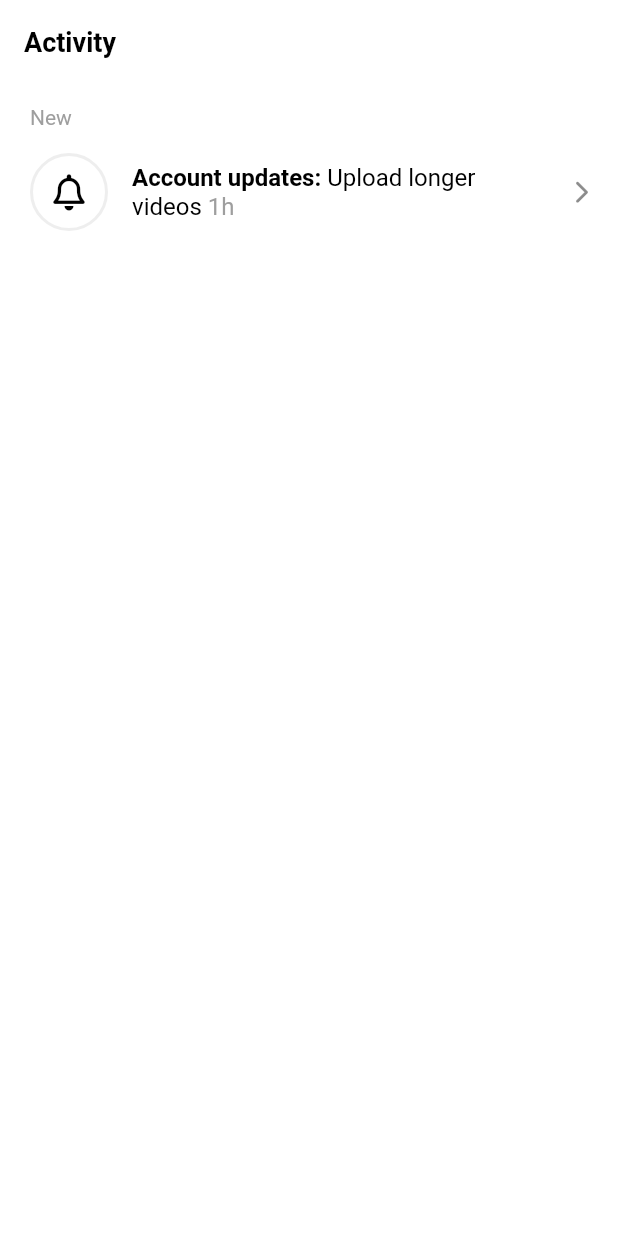
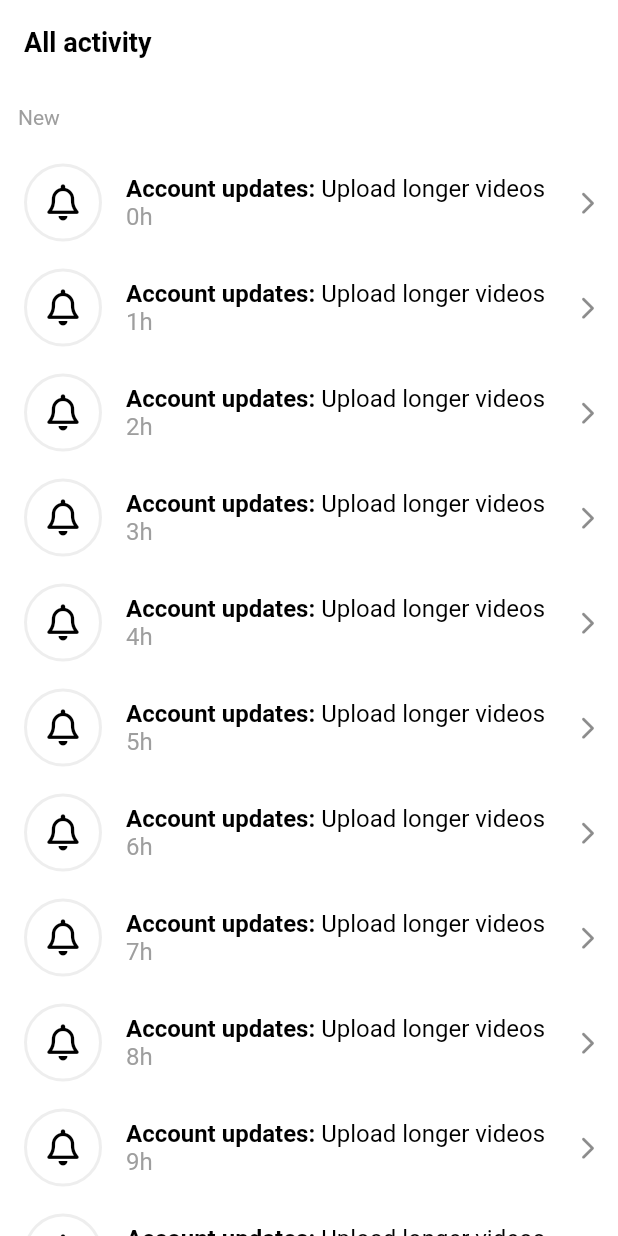
Before and after one commit to Rowdife/tiktok_clone, a Flutter app: the screen it shows after launch, on a phone screen of 412 x 824 dp. Run offline on Flutter 3.47's test engine with Material 3 defaults, Android fonts, the phone set to English and light mode, and no system bars; our stand-ins replace font_awesome_flutter, video_player, visibility_detector.

```diff
--- a/lib/features/inbox/activity_screen.dart
+++ b/lib/features/inbox/activity_screen.dart
@@ -3,30 +3,76 @@ import 'package:font_awesome_flutter/font_awesome_flutter.dart';
 import 'package:tiktok_clone/constants/gaps.dart';
 import 'package:tiktok_clone/constants/sizes.dart';
 
-class ActivityScreen extends StatelessWidget {
+class ActivityScreen extends StatefulWidget {
   const ActivityScreen({super.key});
+
+  @override
+  State<ActivityScreen> createState() => _ActivityScreenState();
+}
+
+class _ActivityScreenState extends State<ActivityScreen> {
+  final List<String> _notifications = List.generate(20, (index) => "${index}h");
+
+  void _onDismissed(String notification) {
+    _notifications.remove(notification);
+  }
 
   @override
   Widget build(BuildContext context) {
     return Scaffold(
       appBar: AppBar(
-        title: const Text("Activity"),
+        title: const Text("All activity"),
       ),
-      body: Padding(
-        padding: const EdgeInsets.symmetric(horizontal: Sizes.size20),
-        child: ListView(
+      body: ListView(
         children: [
           Gaps.v14,
-            Text(
+          Padding(
+            padding: const EdgeInsets.only(left: Sizes.size12),
+            child: Text(
               "New",
               style: TextStyle(
                 fontSize: Sizes.size14,
                 color: Colors.grey.shade500,
               ),
             ),
+          ),
           Gaps.v14,
-            ListTile(
-              contentPadding: EdgeInsets.zero,
+          for (var notification in _notifications)
+            Dismissible(
+              key: Key(
+                notification,
+              ),
+              onDismissed: (direction) => _onDismissed(notification),
+              background: Container(
+                alignment: Alignment.centerLeft,
+                color: Colors.green,
+                child: const Padding(
+                  padding: EdgeInsets.only(
+                    left: Sizes.size10,
+                  ),
+                  child: FaIcon(
+                    FontAwesomeIcons.checkDouble,
+                    color: Colors.white,
+                    size: Sizes.size32,
+                  ),
+                ),
+              ),
+              secondaryBackground: Container(
+                alignment: Alignment.centerRight,
+                color: Colors.red,
+                child: const Padding(
+                  padding: EdgeInsets.only(
+                    right: Sizes.size10,
+                  ),
+                  child: FaIcon(
+                    FontAwesomeIcons.trashCan,
+                    color: Colors.white,
+                    size: Sizes.size32,
+                  ),
+                ),
+              ),
+              child: ListTile(
+                minVerticalPadding: Sizes.size16,
                 leading: Container(
                   width: Sizes.size52,
                   decoration: BoxDecoration(
@@ -59,7 +105,7 @@ class ActivityScreen extends StatelessWidget {
                           ),
                         ),
                         TextSpan(
-                        text: " 1h",
+                          text: " $notification",
                           style: TextStyle(
                             fontWeight: FontWeight.w400,
                             color: Colors.grey.shade500,
@@ -72,8 +118,8 @@ class ActivityScreen extends StatelessWidget {
                   size: Sizes.size16,
                 ),
               ),
+            ),
         ],
-        ),
       ),
     );
   }
```
Lines whose indentation alone changed are shown as unchanged.
